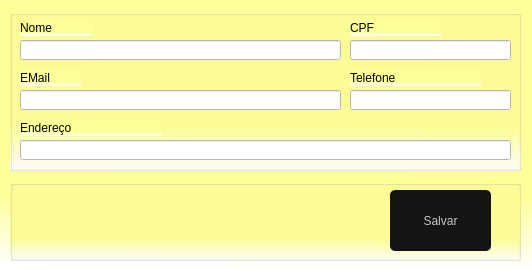
Before: the Qt Designer form View/UI/FrmCliente.ui in pedr0o7/Projeto_Integrador_6, drawn with Qt 5.
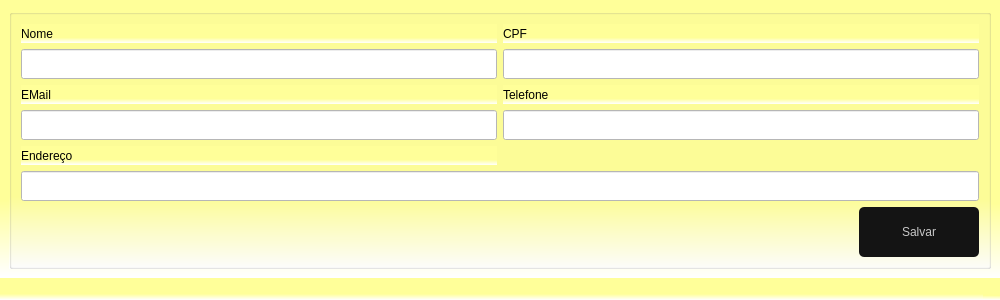
After: the same form once the commit is applied. Icons and pictures are not drawn.

```diff
--- a/View/UI/FrmCliente.ui
+++ b/View/UI/FrmCliente.ui
@@ -1,15 +1,27 @@
 <?xml version="1.0" encoding="UTF-8"?>
 <ui version="4.0">
- <class>frmCliente</class>
- <widget class="QWidget" name="frmCliente">
+ <class>FrmCliente</class>
+ <widget class="QMainWindow" name="FrmCliente">
   <property name="geometry">
    <rect>
     <x>0</x>
     <y>0</y>
-    <width>532</width>
-    <height>269</height>
+    <width>1000</width>
+    <height>300</height>
    </rect>
   </property>
+  <property name="minimumSize">
+   <size>
+    <width>0</width>
+    <height>0</height>
+   </size>
+  </property>
+  <property name="maximumSize">
+   <size>
+    <width>1000</width>
+    <height>300</height>
+   </size>
+  </property>
   <property name="windowTitle">
    <string>Cadastro de Cliente</string>
   </property>
@@ -20,172 +32,117 @@
   <property name="styleSheet">
    <string notr="true">background-color:qlineargradient(spread:pad, x1:0.508, y1:0.727, x2:0.505, y2:1, stop:0 rgba(255, 255, 153, 255), stop:1 rgba(255, 255, 255, 255))</string>
   </property>
+  <widget class="QWidget" name="centralwidget">
+   <layout class="QGridLayout" name="gridLayout_2">
+    <item row="0" column="0">
   <widget class="QGroupBox" name="groupBox">
-   <property name="geometry">
-    <rect>
-     <x>10</x>
-     <y>10</y>
-     <width>511</width>
-     <height>161</height>
-    </rect>
-   </property>
    <property name="styleSheet">
     <string notr="true">font: 87 12pt &quot;Arial&quot;;</string>
    </property>
    <property name="title">
     <string/>
    </property>
+      <layout class="QGridLayout" name="gridLayout">
+       <item row="0" column="0">
    <widget class="QLabel" name="label">
-    <property name="geometry">
-     <rect>
-      <x>10</x>
-      <y>10</y>
-      <width>71</width>
-      <height>16</height>
-     </rect>
-    </property>
     <property name="text">
      <string>Nome</string>
     </property>
    </widget>
+       </item>
+       <item row="0" column="1">
    <widget class="QLabel" name="label_2">
-    <property name="geometry">
-     <rect>
-      <x>340</x>
-      <y>10</y>
-      <width>91</width>
-      <height>16</height>
-     </rect>
-    </property>
     <property name="text">
      <string>CPF</string>
     </property>
    </widget>
-   <widget class="QLabel" name="lbEndereco">
-    <property name="geometry">
-     <rect>
-      <x>10</x>
-      <y>110</y>
-      <width>141</width>
-      <height>16</height>
-     </rect>
-    </property>
-    <property name="text">
-     <string>Endereço</string>
-    </property>
-   </widget>
+       </item>
+       <item row="1" column="0">
+        <widget class="QLineEdit" name="edtNome">
+         <property name="minimumSize">
+          <size>
+           <width>0</width>
+           <height>30</height>
+          </size>
+         </property>
+         <property name="styleSheet">
+          <string notr="true">background-color: rgb(255, 255, 255);</string>
+         </property>
+        </widget>
+       </item>
+       <item row="1" column="1">
+        <widget class="QLineEdit" name="edtCPF">
+         <property name="minimumSize">
+          <size>
+           <width>0</width>
+           <height>30</height>
+          </size>
+         </property>
+         <property name="styleSheet">
+          <string notr="true">background-color: rgb(255, 255, 255);</string>
+         </property>
+        </widget>
+       </item>
+       <item row="2" column="0">
    <widget class="QLabel" name="lbEmail">
-    <property name="geometry">
-     <rect>
-      <x>10</x>
-      <y>60</y>
-      <width>61</width>
-      <height>16</height>
-     </rect>
-    </property>
     <property name="text">
      <string>EMail</string>
     </property>
    </widget>
+       </item>
+       <item row="2" column="1">
    <widget class="QLabel" name="label_5">
-    <property name="geometry">
-     <rect>
-      <x>340</x>
-      <y>60</y>
-      <width>131</width>
-      <height>16</height>
-     </rect>
-    </property>
     <property name="text">
      <string>Telefone</string>
     </property>
    </widget>
-   <widget class="QLineEdit" name="edtNome">
-    <property name="geometry">
-     <rect>
-      <x>10</x>
-      <y>30</y>
-      <width>321</width>
-      <height>20</height>
-     </rect>
-    </property>
-    <property name="styleSheet">
-     <string notr="true">background-color: rgb(255, 255, 255);</string>
-    </property>
-   </widget>
-   <widget class="QLineEdit" name="edtCPF">
-    <property name="geometry">
-     <rect>
-      <x>340</x>
-      <y>30</y>
-      <width>161</width>
-      <height>20</height>
-     </rect>
-    </property>
-    <property name="styleSheet">
-     <string notr="true">background-color: rgb(255, 255, 255);</string>
-    </property>
-   </widget>
+       </item>
+       <item row="3" column="0">
    <widget class="QLineEdit" name="edtEmail">
-    <property name="geometry">
-     <rect>
-      <x>10</x>
-      <y>80</y>
-      <width>321</width>
-      <height>20</height>
-     </rect>
+         <property name="minimumSize">
+          <size>
+           <width>0</width>
+           <height>30</height>
+          </size>
     </property>
     <property name="styleSheet">
      <string notr="true">background-color: rgb(255, 255, 255);</string>
     </property>
    </widget>
+       </item>
+       <item row="3" column="1">
    <widget class="QLineEdit" name="edtTelefone">
-    <property name="geometry">
-     <rect>
-      <x>340</x>
-      <y>80</y>
-      <width>161</width>
-      <height>20</height>
-     </rect>
+         <property name="minimumSize">
+          <size>
+           <width>0</width>
+           <height>30</height>
+          </size>
     </property>
     <property name="styleSheet">
      <string notr="true">background-color: rgb(255, 255, 255);</string>
     </property>
    </widget>
-   <widget class="QLineEdit" name="edtEndereco">
-    <property name="geometry">
-     <rect>
-      <x>10</x>
-      <y>130</y>
-      <width>491</width>
-      <height>20</height>
-     </rect>
-    </property>
-    <property name="styleSheet">
-     <string notr="true">background-color: rgb(255, 255, 255);</string>
-    </property>
-   </widget>
-  </widget>
-  <widget class="QGroupBox" name="groupBox_2">
-   <property name="geometry">
-    <rect>
-     <x>10</x>
-     <y>180</y>
-     <width>511</width>
-     <height>81</height>
-    </rect>
-   </property>
-   <property name="title">
-    <string/>
-   </property>
+       </item>
+       <item row="4" column="0">
+        <widget class="QLabel" name="lbEndereco">
+         <property name="text">
+          <string>Endereço</string>
+         </property>
+        </widget>
+       </item>
+       <item row="6" column="1" alignment="Qt::AlignRight">
    <widget class="QPushButton" name="btnSalvar">
-    <property name="geometry">
-     <rect>
-      <x>380</x>
-      <y>10</y>
-      <width>101</width>
-      <height>61</height>
-     </rect>
+         <property name="minimumSize">
+          <size>
+           <width>120</width>
+           <height>50</height>
+          </size>
+         </property>
+         <property name="maximumSize">
+          <size>
+           <width>120</width>
+           <height>50</height>
+          </size>
     </property>
     <property name="cursor">
      <cursorShape>PointingHandCursor</cursorShape>
@@ -224,7 +181,26 @@
      </size>
     </property>
    </widget>
-  </widget>
+       </item>
+       <item row="5" column="0" colspan="2">
+        <widget class="QLineEdit" name="edtEndereco">
+         <property name="minimumSize">
+          <size>
+           <width>0</width>
+           <height>30</height>
+          </size>
+         </property>
+         <property name="styleSheet">
+          <string notr="true">background-color: rgb(255, 255, 255);</string>
+         </property>
+        </widget>
+       </item>
+      </layout>
+     </widget>
+    </item>
+   </layout>
+  </widget>
+  <widget class="QStatusBar" name="statusbar"/>
  </widget>
  <resources/>
  <connections/>
```
Left out of the diff: 2 changed lines with no effect on the pictures. Lines whose indentation alone changed are shown as unchanged.
